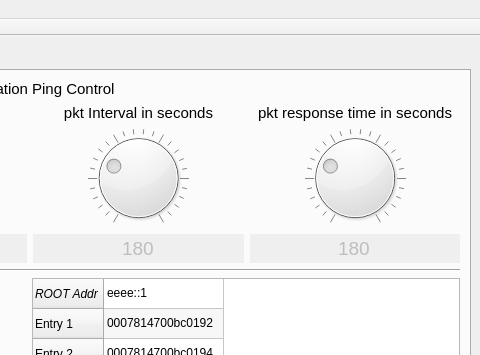
Qt form main.ui (nyxonman/riva_PTA) before a commit; both pictures show x 420 to 900 and y 0 to 355 of the 900 by 675 pixel window.
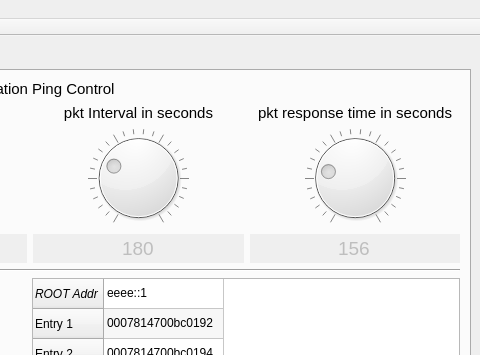
The same form after that commit.

Commit message: changed default packet response time to 156s

The edit to the form file:
```diff
--- a/main.ui
+++ b/main.ui
@@ -641,7 +641,7 @@
              <number>5</number>
             </property>
             <property name="value">
-             <number>15</number>
+             <number>13</number>
             </property>
             <property name="notchesVisible">
              <bool>true</bool>
@@ -831,7 +831,7 @@
              <cursorShape>ForbiddenCursor</cursorShape>
             </property>
             <property name="text">
-             <string>180</string>
+             <string>156</string>
             </property>
             <property name="frame">
              <bool>false</bool>
```
The commit also changes 2 other files.
